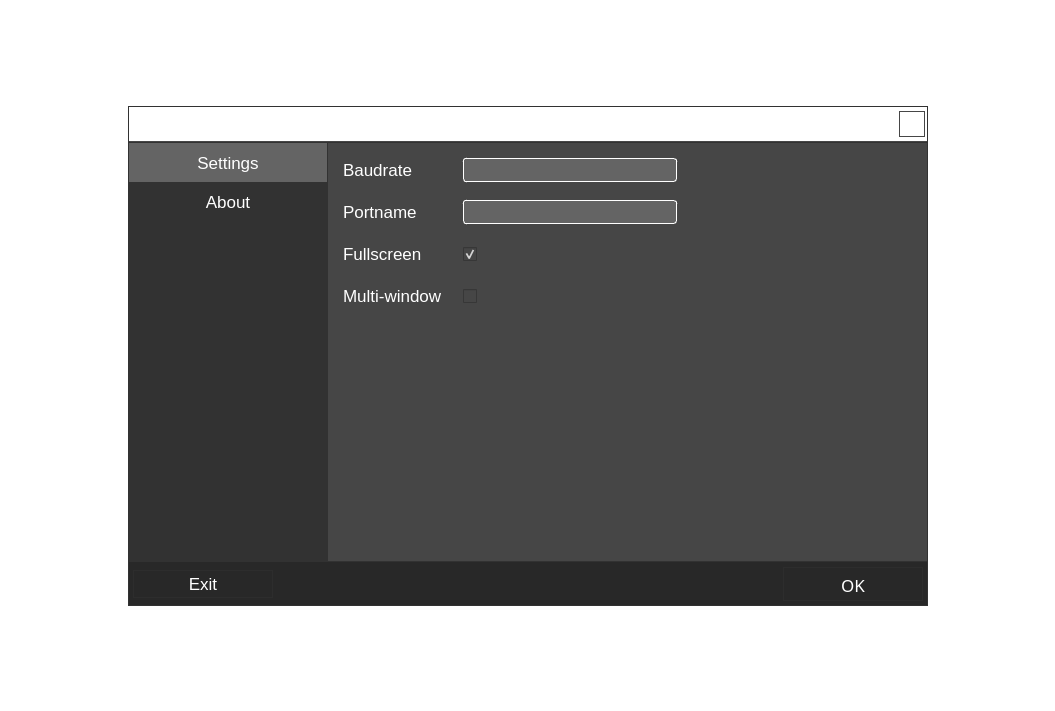
This is EscapeDialog.ui in UCSolarCarTeam/Delta-Desktop-Client-Telemetry as Qt 5 draws it before an edit. The edited form follows.
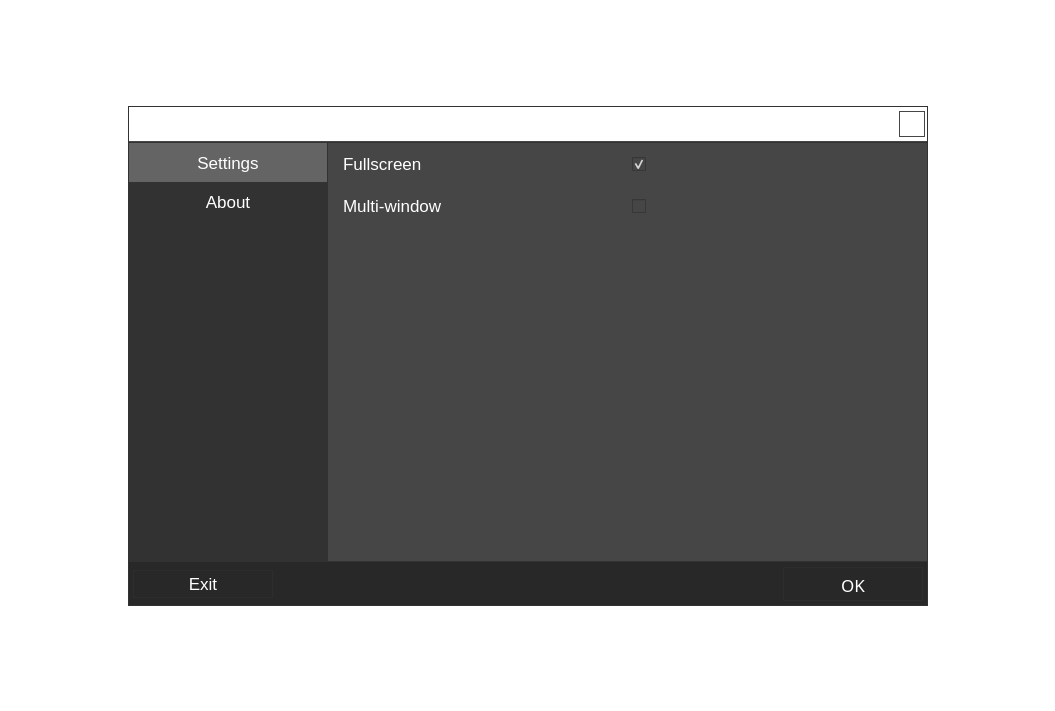
This is the edited form. Icons and pictures are not drawn.

Commit message: finished escape dialog back end

The edit to the form file:
```diff
--- a/EscapeDialog.ui
+++ b/EscapeDialog.ui
@@ -463,14 +463,7 @@
                <property name="spacing">
                 <number>0</number>
                </property>
-               <item row="0" column="1">
-                <widget class="QLineEdit" name="baudrateText">
-                 <property name="styleSheet">
-                  <string notr="true">margin-top:10px;</string>
-                 </property>
-                </widget>
-               </item>
-               <item row="3" column="0">
+               <item row="1" column="0">
                 <widget class="QLabel" name="multiWindowLabel">
                  <property name="text">
                   <string>Multi-window</string>
@@ -478,33 +471,13 @@
                 </widget>
                </item>
                <item row="0" column="0">
-                <widget class="QLabel" name="baudrateLabel">
-                 <property name="styleSheet">
-                  <string notr="true">margin-top:10px;</string>
-                 </property>
-                 <property name="text">
-                  <string>Baudrate</string>
-                 </property>
-                </widget>
-               </item>
-               <item row="1" column="1">
-                <widget class="QLineEdit" name="portnameText"/>
-               </item>
-               <item row="2" column="0">
                 <widget class="QLabel" name="fullscreenLabel">
                  <property name="text">
                   <string>Fullscreen</string>
                  </property>
                 </widget>
                </item>
-               <item row="3" column="1">
-                <widget class="QCheckBox" name="multiWindowCheckBox">
-                 <property name="text">
-                  <string/>
-                 </property>
-                </widget>
-               </item>
-               <item row="2" column="1">
+               <item row="0" column="1">
                 <widget class="QCheckBox" name="fullscreenCheckBox">
                  <property name="text">
                   <string/>
@@ -514,10 +487,10 @@
                  </property>
                 </widget>
                </item>
-               <item row="1" column="0">
-                <widget class="QLabel" name="portnameLabel">
+               <item row="1" column="1">
+                <widget class="QCheckBox" name="multiWindowCheckBox">
                  <property name="text">
-                  <string>Portname</string>
+                  <string/>
                  </property>
                 </widget>
                </item>
@@ -528,7 +501,7 @@
                  </property>
                 </layout>
                </item>
-               <item row="5" column="0">
+               <item row="3" column="0">
                 <spacer name="verticalSpacer_2">
                  <property name="orientation">
                   <enum>Qt::Vertical</enum>
```
Left out of the diff: 2 changed lines with no effect on the pictures. The commit also changes 3 other files.
